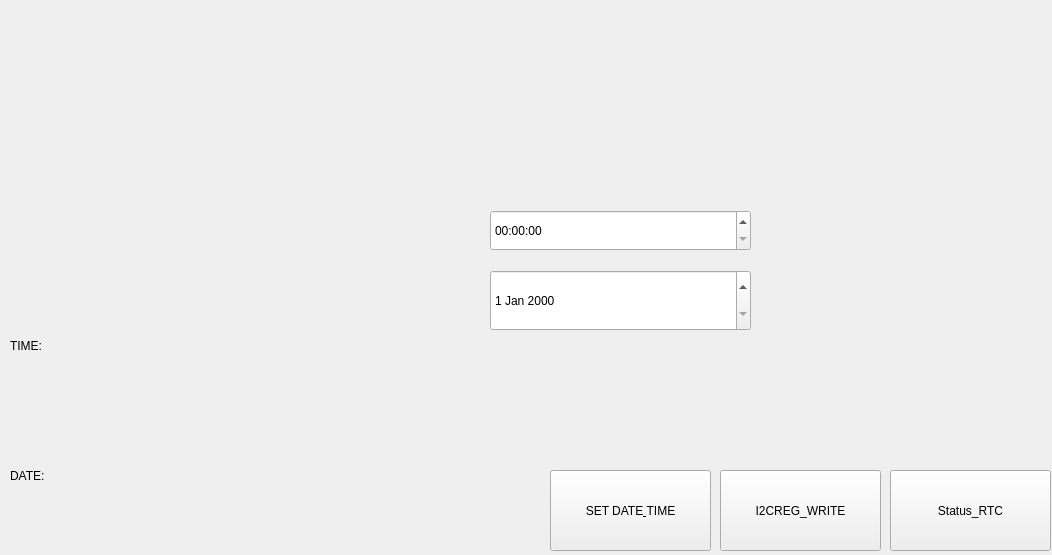
The window that Date_time/mainwindow.ui (anantha-vidhya/anantha-vidhya) describes before a commit, drawn with Qt 5.
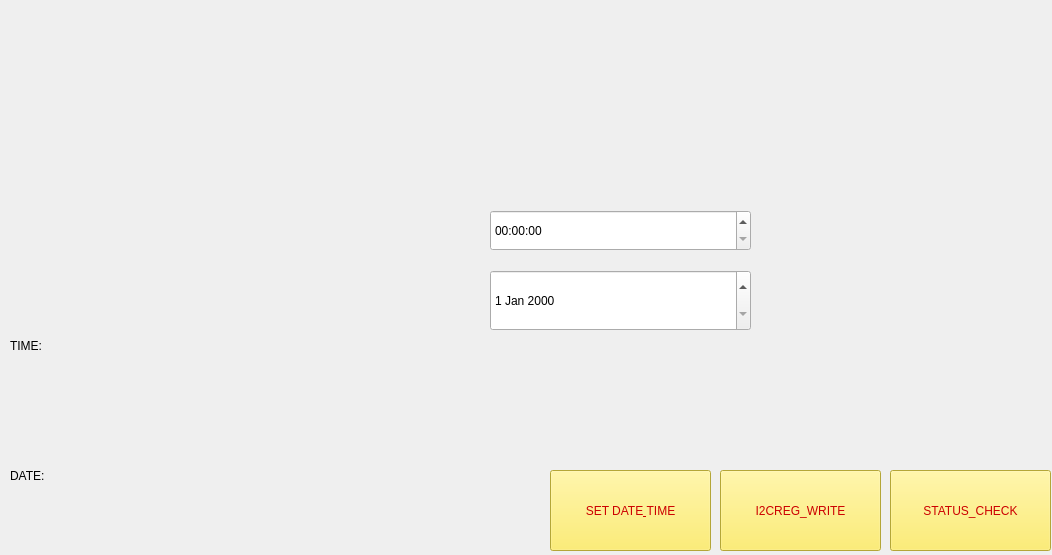
The same window after the commit. Icons and pictures are not drawn.

```diff
--- a/Date_time/mainwindow.ui
+++ b/Date_time/mainwindow.ui
@@ -65,8 +65,14 @@
       <height>81</height>
      </rect>
     </property>
+    <property name="styleSheet">
+     <string notr="true">background-color: rgb(252, 233, 79);
+font: italic 11pt &quot;Ubuntu&quot;;
+color: rgb(204, 0, 0);
+selection-color: rgb(115, 210, 22);</string>
+    </property>
     <property name="text">
-     <string>Status_RTC</string>
+     <string>STATUS_CHECK</string>
     </property>
    </widget>
    <widget class="QPushButton" name="set_date">
@@ -78,6 +84,12 @@
       <height>81</height>
      </rect>
     </property>
+    <property name="styleSheet">
+     <string notr="true">color: rgb(204, 0, 0);
+font: italic 11pt &quot;Ubuntu&quot;;
+selection-background-color: rgb(78, 154, 6);
+background-color: rgb(252, 233, 79);</string>
+    </property>
     <property name="text">
      <string>SET DATE&amp; TIME</string>
     </property>
@@ -91,6 +103,11 @@
       <height>81</height>
      </rect>
     </property>
+    <property name="styleSheet">
+     <string notr="true">color: rgb(204, 0, 0);
+font: italic 11pt &quot;Ubuntu&quot;;
+background-color: rgb(252, 233, 79);</string>
+    </property>
     <property name="text">
      <string>I2CREG_WRITE</string>
     </property>
```
Left out of the diff: 3 changed lines with no effect on the pictures.
